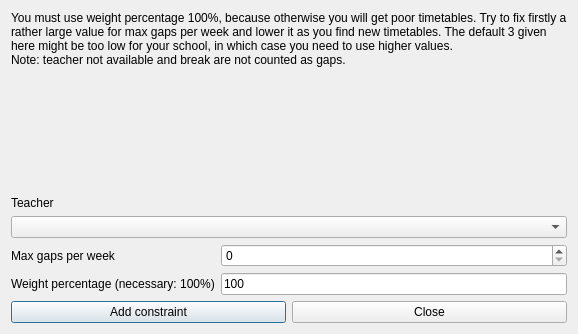
Old version of the form src/interface/addconstraintteachermaxgapsperweekform_template.ui in the repository janLo/FET.
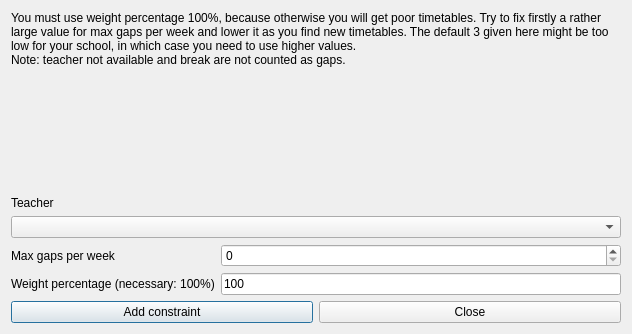
New version of the form.

What changed in the file:
```diff
--- a/src/interface/addconstraintteachermaxgapsperweekform_template.ui
+++ b/src/interface/addconstraintteachermaxgapsperweekform_template.ui
@@ -6,7 +6,7 @@
    <rect>
     <x>0</x>
     <y>0</y>
-    <width>528</width>
+    <width>632</width>
     <height>334</height>
    </rect>
   </property>
@@ -37,7 +37,7 @@
      </property>
     </widget>
    </item>
-   <item row="1" column="1">
+   <item row="1" column="0" colspan="2">
     <spacer name="spacer1">
      <property name="orientation">
       <enum>Qt::Vertical</enum>
```
Left out of the diff: 11 changed lines with no effect on the pictures.
